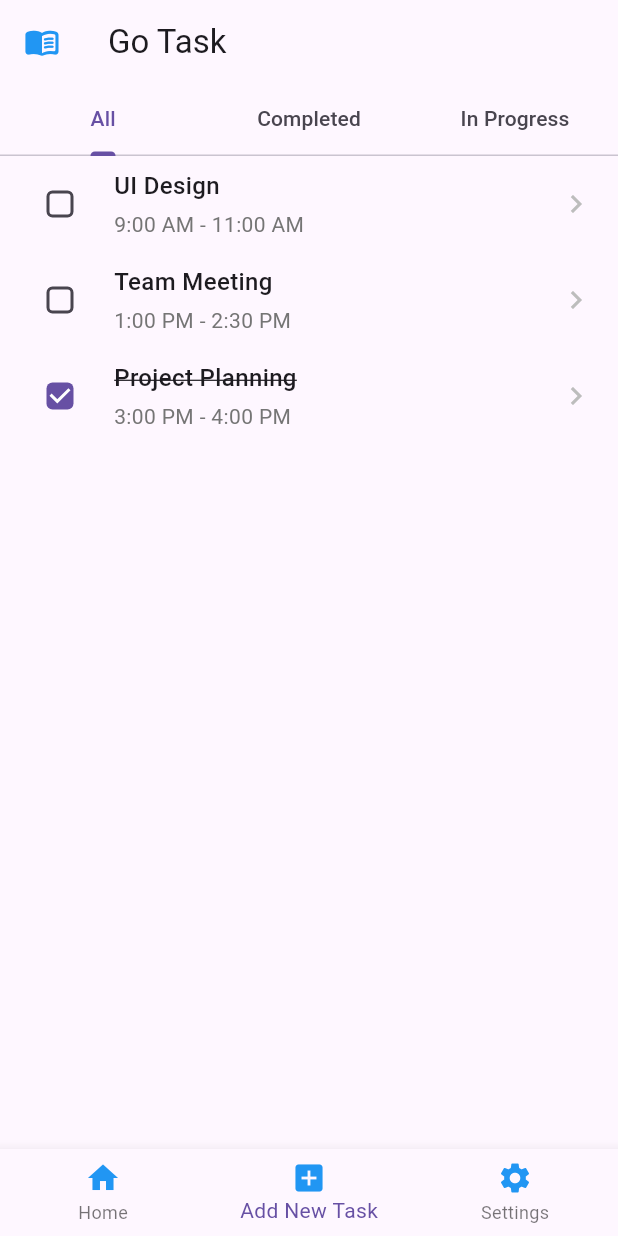
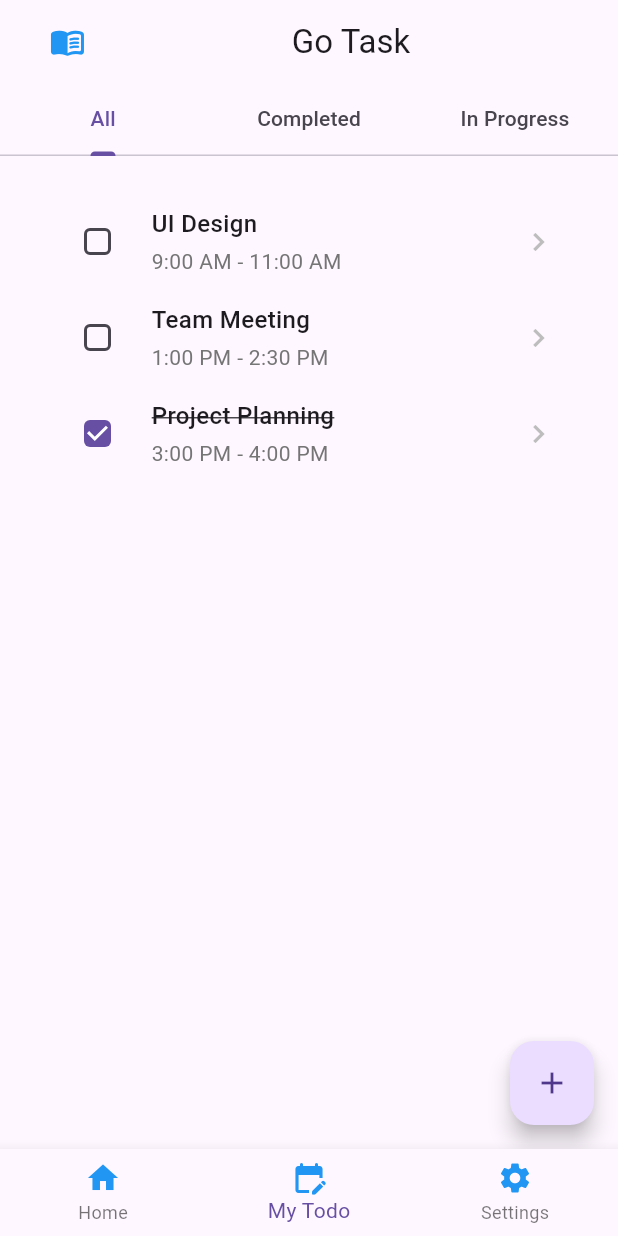
Before and after one commit to faid-terence/Go-Task, a Flutter app: the screen it shows after launch, after a tap on "Get Started", on a phone screen of 412 x 824 dp. Run offline on Flutter 3.47's test engine with Material 3 defaults, Android fonts, the phone set to English and light mode, and no system bars; missing offline and left inert: dart:ffi.

Commit message:
Complete Ui

```diff
--- a/lib/Provider/themeProvider.dart
+++ b/lib/Provider/themeProvider.dart
@@ -1,11 +1,19 @@
 import 'package:flutter/material.dart';
 
 class Themeprovider extends ChangeNotifier {
-  bool _isDark = false;
-  bool get isDark => _isDark;
+  ThemeData _themeData = ThemeData.light();
 
-  void changeTheme() {
-    _isDark = !_isDark;
+  ThemeData get themeData => _themeData;
+
+  bool get isDarkMode => _themeData == ThemeData.dark();
+
+  set themeData(ThemeData themeData) {
+    _themeData = themeData;
+    notifyListeners();
+  }
+
+  void toggleTheme() {
+    _themeData = isDarkMode ? ThemeData.light() : ThemeData.dark();
     notifyListeners();
   }
 }
--- a/lib/main.dart
+++ b/lib/main.dart
@@ -1,10 +1,18 @@
 import 'package:flutter/material.dart';
+import 'package:provider/provider.dart';
+import 'package:todo/Provider/themeProvider.dart';
+import 'package:todo/pages/addTodoPage.dart';
 import 'package:todo/pages/homePage.dart';
-import 'package:todo/pages/settingsPage.dart';
+import 'package:todo/pages/settingPage.dart';
 import 'package:todo/pages/todoPage.dart';
 
 void main() {
-  runApp(const MyApp());
+  runApp(
+    ChangeNotifierProvider(
+      create: (context) => Themeprovider(),
+      child: const MyApp(),
+    ),
+  );
 }
 
 class MyApp extends StatelessWidget {
@@ -14,14 +22,17 @@ class MyApp extends StatelessWidget {
   Widget build(BuildContext context) {
     return MaterialApp(
       debugShowCheckedModeBanner: false,
+      theme: Provider.of<Themeprovider>(context).themeData,
       home: const MainScreen(),
-      theme: ThemeData.light(), // Using light theme by default
+      routes: {
+        "/addTodo": (context) => Addtodopage(),
+      },
     );
   }
 }
 
 class MainScreen extends StatefulWidget {
-  const MainScreen({Key? key}) : super(key: key);
+  const MainScreen({super.key});
 
   @override
   _MainScreenState createState() => _MainScreenState();
@@ -44,7 +55,7 @@ class _MainScreenState extends State<MainScreen> {
         children: [
           Homepage(onGetStarted: () => _onItemTapped(1)),
           const Todopage(),
-          const Settingspage(),
+          const Settingpage(),
         ],
       ),
       bottomNavigationBar: _selectedIndex != 0
@@ -57,8 +68,8 @@ class _MainScreenState extends State<MainScreen> {
                   label: 'Home',
                 ),
                 BottomNavigationBarItem(
-                  icon: Icon(Icons.add_box, color: Colors.blue),
-                  label: 'Add New Task',
+                  icon: Icon(Icons.edit_calendar_rounded, color: Colors.blue),
+                  label: 'My Todo',
                 ),
                 BottomNavigationBarItem(
                   icon: Icon(Icons.settings, color: Colors.blue),
--- a/lib/pages/homePage.dart
+++ b/lib/pages/homePage.dart
@@ -27,7 +27,6 @@ class Homepage extends StatelessWidget {
           const Text(
             "Welcome to Go Task",
             style: TextStyle(
-              color: Colors.black,
               fontWeight: FontWeight.bold,
               fontSize: 30,
             ),
--- /dev/null
+++ b/lib/pages/settingPage.dart
@@ -0,0 +1,60 @@
+import 'package:flutter/cupertino.dart';
+import 'package:flutter/material.dart';
+import 'package:provider/provider.dart';
+import 'package:todo/Provider/themeProvider.dart';
+
+class Settingpage extends StatelessWidget {
+  const Settingpage({super.key});
+
+  @override
+  Widget build(BuildContext context) {
+    return Scaffold(
+      appBar: AppBar(
+        title: const Center(
+          child: Text('Settings'),
+        ),
+        leading: const Icon(
+          Icons.settings,
+          color: Colors.blue,
+        ),
+      ),
+      body: Column(
+        children: [
+          Container(
+            decoration: BoxDecoration(
+              borderRadius: BorderRadius.circular(12),
+              boxShadow: [
+                BoxShadow(
+                  color: Colors.black.withOpacity(0.1),
+                  spreadRadius: 2,
+                  offset: const Offset(0, 3),
+                ),
+              ],
+            ),
+            margin: const EdgeInsets.only(left: 25, top: 10, right: 25),
+            padding: const EdgeInsets.all(25),
+            child: Row(
+              mainAxisAlignment: MainAxisAlignment.spaceBetween,
+              children: [
+                Text(
+                  "Dark Mode",
+                  style: TextStyle(
+                    color: Theme.of(context).colorScheme.primary,
+                  ),
+                ),
+                CupertinoSwitch(
+                  value: Provider.of<Themeprovider>(context, listen: false)
+                      .isDarkMode,
+                  onChanged: (value) {
+                    Provider.of<Themeprovider>(context, listen: false)
+                        .toggleTheme();
+                  },
+                ),
+              ],
+            ),
+          ),
+        ],
+      ),
+    );
+  }
+}
--- a/lib/pages/todoPage.dart
+++ b/lib/pages/todoPage.dart
@@ -37,7 +37,9 @@ class _TodopageState extends State<Todopage> {
       length: 3,
       child: Scaffold(
         appBar: AppBar(
-          leading: IconButton(
+          leading: Padding(
+            padding: const EdgeInsets.only(left: 25),
+            child: IconButton(
               icon: const Icon(
                 Icons.menu_book_rounded,
                 color: Colors.blue,
@@ -46,9 +48,12 @@ class _TodopageState extends State<Todopage> {
                 Navigator.pop(context);
               },
             ),
-          title: const Text(
+          ),
+          title: const Center(
+            child: Text(
               "Go Task",
               style: TextStyle(),
+            ),
           ),
           bottom: const TabBar(
             tabs: [
@@ -58,7 +63,9 @@ class _TodopageState extends State<Todopage> {
             ],
           ),
         ),
-        body: TabBarView(
+        body: Container(
+          padding: const EdgeInsets.symmetric(vertical: 25, horizontal: 25),
+          child: TabBarView(
             children: [
               _buildTodoList(todoItems),
               _buildTodoList(
@@ -67,6 +74,12 @@ class _TodopageState extends State<Todopage> {
                   todoItems.where((item) => !item['isCompleted']).toList()),
             ],
           ),
+        ),
+        floatingActionButton: FloatingActionButton(
+            child: const Icon(Icons.add),
+            onPressed: () {
+              Navigator.pushNamed(context, '/addTodo');
+            }),
       ),
     );
   }
```
Also changed, not shown: lib/components/myDatePicker.dart (added, +65 -0 lines), lib/components/myDropDown.dart (added, +59 -0 lines), lib/components/myTextField.dart (added, +49 -0 lines), lib/pages/addTodoPage.dart (added, +95 -0 lines), lib/pages/settingsPage.dart (deleted, +0 -29 lines), lib/pages/todoDetails.dart (added, +17 -0 lines), lib/themes/dark_mode.dart (added, +10 -0 lines), lib/themes/light_mode.dart (added, +10 -0 lines). Lines whose indentation alone changed are shown as unchanged.
